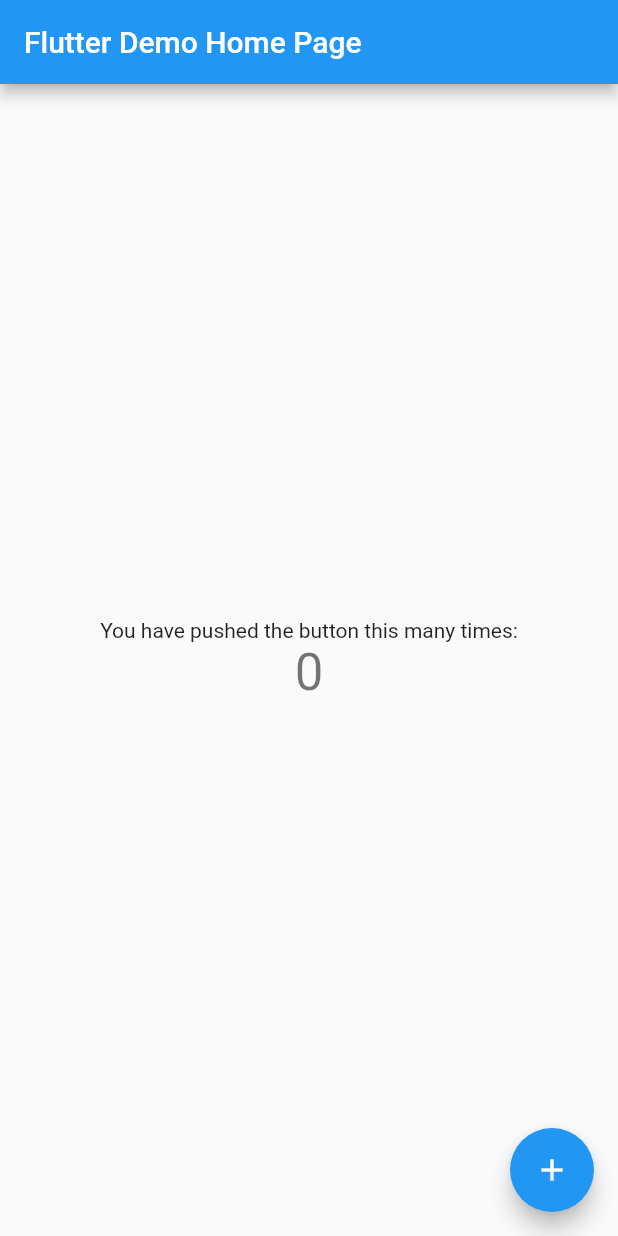
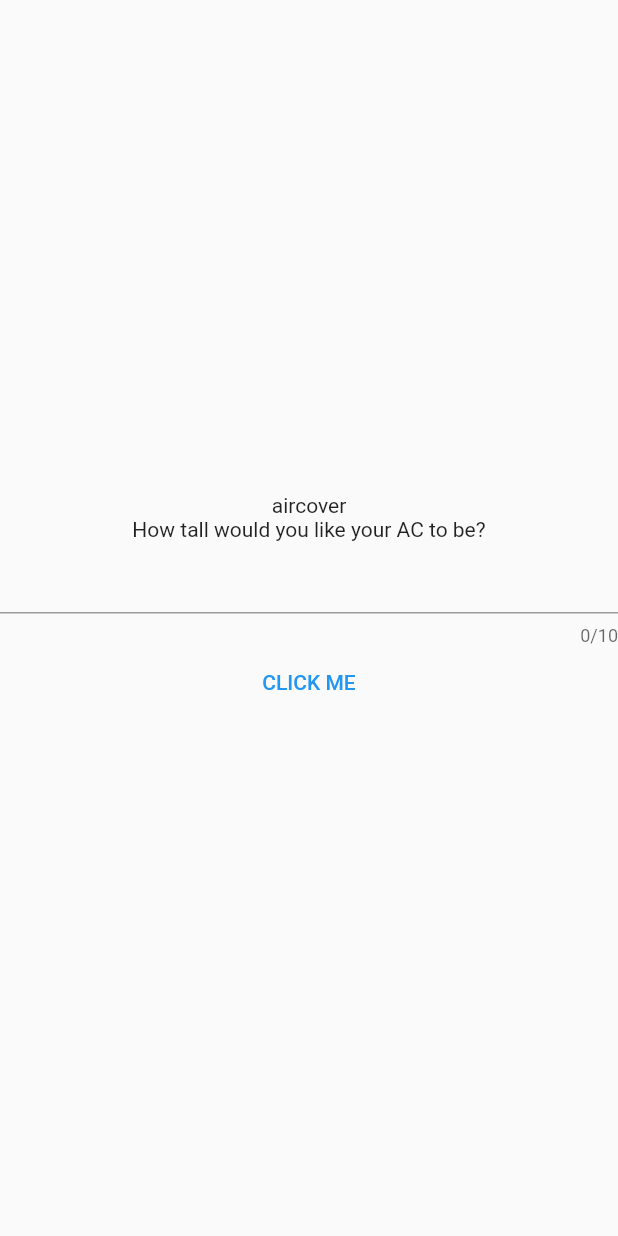
Before and after one commit to BrettCleary/aircover_take_home, a Flutter app: the screen it shows after launch, on a phone screen of 412 x 824 dp. Run offline on Flutter 3.47's test engine with Material 2 defaults, Android fonts, the phone set to English and light mode, and no system bars.

Commit message:
architecture and A algo

```diff
--- /dev/null
+++ b/lib/bloc/bloc.dart
@@ -0,0 +1,3 @@
+abstract class Bloc {
+  void dispose();
+}
--- /dev/null
+++ b/lib/bloc/bloc_provider.dart
@@ -0,0 +1,51 @@
+import 'package:flutter/material.dart';
+import 'package:flutter/foundation.dart';
+import 'package:aircover_take_home/bloc/bloc.dart';
+
+class BlocProvider<T extends Bloc> extends StatefulWidget {
+  final Widget child;
+  final T bloc;
+
+  const BlocProvider({Key? key, required this.bloc, required this.child}) : super(key: key);
+
+  // used by child widgets to get the bloc on the _BlocProvider it inherited
+  static T of<T extends Bloc>(BuildContext context) {
+    return context
+        .dependOnInheritedWidgetOfExactType<_BlocProvider<T>>()
+        !.bloc;
+  }
+
+  static Type _providerType<T>() => T;
+
+  @override
+  State createState() => _BlocProviderState<T>();
+}
+
+class _BlocProviderState<T extends Bloc> extends State<BlocProvider> {
+
+  // add _BlocProvider into the tree as an inherited widget
+  @override
+  Widget build(BuildContext context) {
+    return _BlocProvider<T>(bloc: widget.bloc as T, child: widget.child);
+  }
+
+  // have to have dispose to close streams, inheritedWidget does not have a dispose
+  @override
+  void dispose() {
+    widget.bloc.dispose();
+    super.dispose();
+  }
+}
+
+class _BlocProvider<T extends Bloc> extends InheritedWidget {
+  final T bloc;
+
+  _BlocProvider({
+    Key? key,
+    required this.bloc,
+    required Widget child,
+  }) : super(key: key, child: child);
+
+  @override
+  bool updateShouldNotify(_BlocProvider old) => bloc != old.bloc;
+}
--- /dev/null
+++ b/lib/bloc/letter_bloc.dart
@@ -0,0 +1,26 @@
+import 'dart:async';
+import 'package:aircover_take_home/bloc/bloc.dart';
+import 'package:aircover_take_home/model/letter_creator.dart';
+
+class LetterBloc implements Bloc {
+  LetterCreator _letterCreator;
+
+  final StreamController<String> _letterTextController = StreamController<String>.broadcast();
+  Stream<String> get letterTextStream => _letterTextController.stream;
+
+  LetterBloc(this._letterCreator);
+
+  void updateLetter(int height) {
+    _letterCreator.updateLetterText(height);
+    _letterCreator.letterTextStream.listen(letterTextUpdatedHandler);
+  }
+
+  void letterTextUpdatedHandler(String letterText) {
+    _letterTextController.add(letterText);
+  }
+
+  @override
+  dispose() {
+    _letterTextController.sink.close();
+  }
+}
--- a/lib/main.dart
+++ b/lib/main.dart
@@ -1,3 +1,7 @@
+import 'package:aircover_take_home/bloc/bloc_provider.dart';
+import 'package:aircover_take_home/bloc/letter_bloc.dart';
+import 'package:aircover_take_home/main_page.dart';
+import 'package:aircover_take_home/model/letter_creator.dart';
 import 'package:flutter/material.dart';
 
 void main() {
@@ -5,109 +9,20 @@
 }
 
 class MyApp extends StatelessWidget {
-  // This widget is the root of your application.
-  @override
-  Widget build(BuildContext context) {
-    return MaterialApp(
-      title: 'Flutter Demo',
-      theme: ThemeData(
-        // This is the theme of your application.
-        //
-        // Try running your application with "flutter run". You'll see the
-        // application has a blue toolbar. Then, without quitting the app, try
-        // changing the primarySwatch below to Colors.green and then invoke
-        // "hot reload" (press "r" in the console where you ran "flutter run",
-        // or simply save your changes to "hot reload" in a Flutter IDE).
-        // Notice that the counter didn't reset back to zero; the application
-        // is not restarted.
-        primarySwatch: Colors.blue,
-      ),
-      home: MyHomePage(title: 'Flutter Demo Home Page'),
-    );
-  }
-}
+  LetterCreator _letterCreator = new LetterCreator();
+  late LetterBloc _letterBloc;
 
-class MyHomePage extends StatefulWidget {
-  MyHomePage({Key? key, required this.title}) : super(key: key);
-
-  // This widget is the home page of your application. It is stateful, meaning
-  // that it has a State object (defined below) that contains fields that affect
-  // how it looks.
-
-  // This class is the configuration for the state. It holds the values (in this
-  // case the title) provided by the parent (in this case the App widget) and
-  // used by the build method of the State. Fields in a Widget subclass are
-  // always marked "final".
-
-  final String title;
-
-  @override
-  _MyHomePageState createState() => _MyHomePageState();
-}
-
-class _MyHomePageState extends State<MyHomePage> {
-  int _counter = 0;
-
-  void _incrementCounter() {
-    setState(() {
-      // This call to setState tells the Flutter framework that something has
-      // changed in this State, which causes it to rerun the build method below
-      // so that the display can reflect the updated values. If we changed
-      // _counter without calling setState(), then the build method would not be
-      // called again, and so nothing would appear to happen.
-      _counter++;
-    });
+  MyApp() {
+    _letterBloc = new LetterBloc(_letterCreator);
   }
 
   @override
   Widget build(BuildContext context) {
-    // This method is rerun every time setState is called, for instance as done
-    // by the _incrementCounter method above.
-    //
-    // The Flutter framework has been optimized to make rerunning build methods
-    // fast, so that you can just rebuild anything that needs updating rather
-    // than having to individually change instances of widgets.
-    return Scaffold(
-      appBar: AppBar(
-        // Here we take the value from the MyHomePage object that was created by
-        // the App.build method, and use it to set our appbar title.
-        title: Text(widget.title),
-      ),
-      body: Center(
-        // Center is a layout widget. It takes a single child and positions it
-        // in the middle of the parent.
-        child: Column(
-          // Column is also a layout widget. It takes a list of children and
-          // arranges them vertically. By default, it sizes itself to fit its
-          // children horizontally, and tries to be as tall as its parent.
-          //
-          // Invoke "debug painting" (press "p" in the console, choose the
-          // "Toggle Debug Paint" action from the Flutter Inspector in Android
-          // Studio, or the "Toggle Debug Paint" command in Visual Studio Code)
-          // to see the wireframe for each widget.
-          //
-          // Column has various properties to control how it sizes itself and
-          // how it positions its children. Here we use mainAxisAlignment to
-          // center the children vertically; the main axis here is the vertical
-          // axis because Columns are vertical (the cross axis would be
-          // horizontal).
-          mainAxisAlignment: MainAxisAlignment.center,
-          children: <Widget>[
-            Text(
-              'You have pushed the button this many times:',
-            ),
-            Text(
-              '$_counter',
-              style: Theme.of(context).textTheme.headline4,
-            ),
-          ],
+    return MaterialApp(
+        title: 'AirCover Technical Project',
+        theme: ThemeData(
+          primarySwatch: Colors.blue,
         ),
-      ),
-      floatingActionButton: FloatingActionButton(
-        onPressed: _incrementCounter,
-        tooltip: 'Increment',
-        child: Icon(Icons.add),
-      ), // This trailing comma makes auto-formatting nicer for build methods.
-    );
+        home: BlocProvider<LetterBloc>(bloc: _letterBloc, child: Material(child: MainPage())));
   }
 }
--- /dev/null
+++ b/lib/main_page.dart
@@ -0,0 +1,68 @@
+import 'dart:ui';
+
+import 'package:aircover_take_home/bloc/bloc_provider.dart';
+import 'package:aircover_take_home/bloc/letter_bloc.dart';
+import 'package:flutter/material.dart';
+
+class MainPage extends StatefulWidget {
+  const MainPage({Key? key}) : super(key: key);
+
+  @override
+  _MainPageState createState() => _MainPageState();
+}
+
+class _MainPageState extends State<MainPage> {
+  TextEditingController _textHeightController = new TextEditingController();
+
+  String _validator(String? value) {
+    print('validating: $value');
+    return '';
+  }
+
+  void _onHeightSubmitted(String? value) {
+    print('submitted: $value');
+    int height = int.tryParse(value ?? '-1') ?? -1;
+    if (height < 0) {
+      return;
+    }
+    LetterBloc letterBloc = BlocProvider.of<LetterBloc>(context);
+    letterBloc.updateLetter(height);
+  }
+
+  void _updateHeightTest() {
+    LetterBloc letterBloc = BlocProvider.of<LetterBloc>(context);
+    letterBloc.updateLetter(10);
+  }
+
+  @override
+  Widget build(BuildContext context) {
+    LetterBloc letterBloc = BlocProvider.of<LetterBloc>(context);
+    return Container(
+        alignment: Alignment.center,
+        child: Column(
+            crossAxisAlignment: CrossAxisAlignment.center,
+            mainAxisAlignment: MainAxisAlignment.center,
+            children: [
+              Container(child: Text('aircover')),
+              Container(child: Text('How tall would you like your AC to be?')),
+              Container(
+                  child: TextFormField(
+                controller: _textHeightController,
+                maxLength: 10,
+                validator: _validator,
+                onFieldSubmitted: _onHeightSubmitted,
+              )),
+              TextButton(onPressed: _updateHeightTest, child: Text('CLICK ME')),
+              Container(
+                  child: StreamBuilder(
+                      stream: letterBloc.letterTextStream,
+                      builder: (BuildContext context, AsyncSnapshot<String> snapshot) {
+                        //rebuild AC letters only
+                        return Text(
+                          snapshot.data ?? '',
+                          style: TextStyle(fontFamily: 'CourierPrime', letterSpacing: 0, fontFeatures: [FontFeature.tabularFigures()]),
+                        );
+                      })),
+            ]));
+  }
+}
```
Also changed, not shown: assets/fonts/CourierPrime/OFL.txt (added, +93 -0 lines), lib/model/letter_creator.dart (added, +32 -0 lines), pubspec.yaml (+4 -30 lines), assets/fonts/CourierPrime/CourierPrime-Bold.ttf (added), assets/fonts/CourierPrime/CourierPrime-BoldItalic.ttf (added), assets/fonts/CourierPrime/CourierPrime-Italic.ttf (added), assets/fonts/CourierPrime/CourierPrime-Regular.ttf (added).
